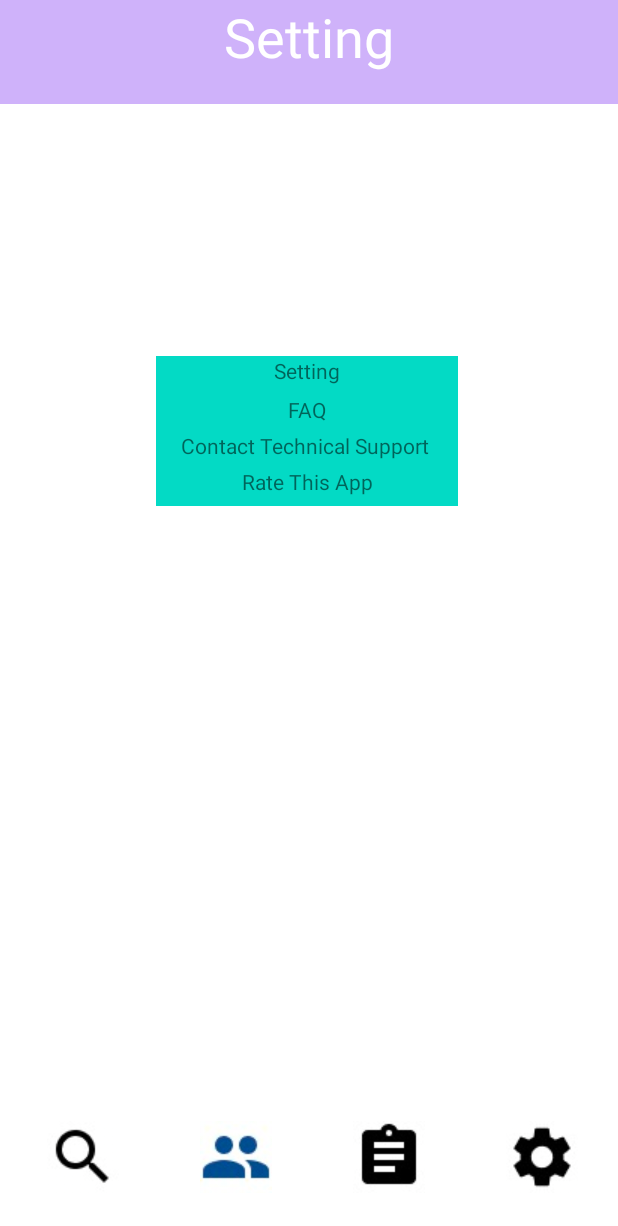
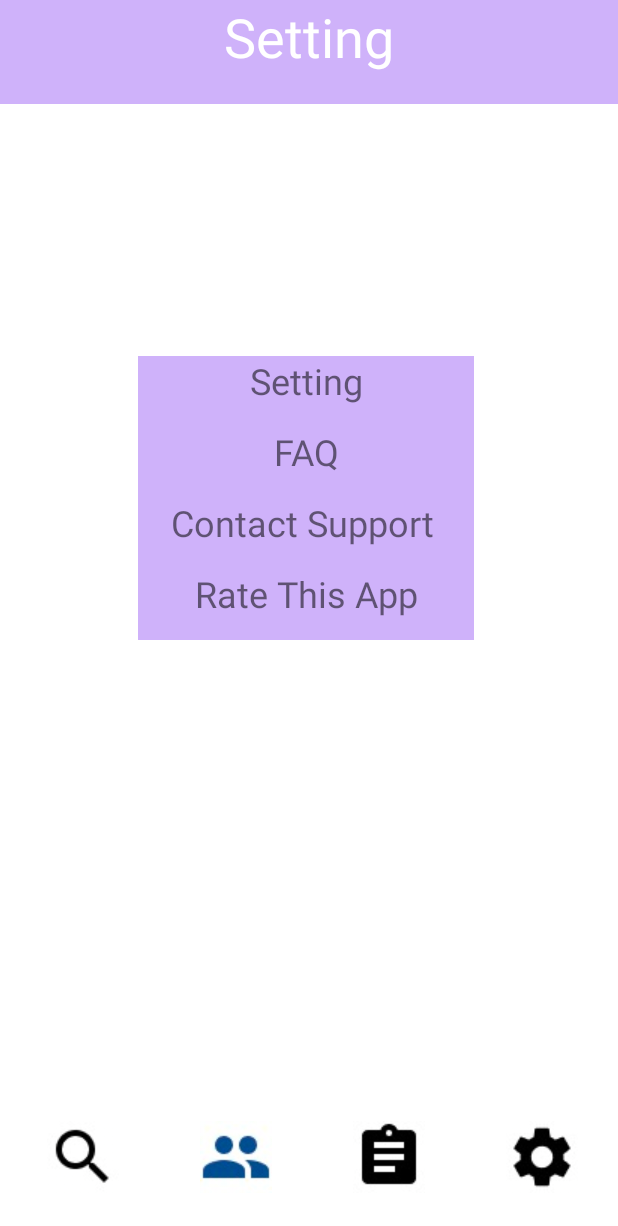
Before and after one commit to zren813/MobileDemo, an Android app: the SettingPage screen opened directly, with no data from a screen before it, on a phone screen of 412 x 824 dp. Shown: the top 1226 px of the screen. Run offline under Robolectric (Android 15) with nearby library versions, the phone set to English and light mode, and no system bars.

Commit message:
update UI

```diff
--- a/app/src/main/res/layout/activity_setting_page.xml
+++ b/app/src/main/res/layout/activity_setting_page.xml
@@ -7,37 +7,52 @@
     tools:context=".SettingPage">
 
     <TextView
+        android:id="@+id/smallSupportButton"
+        android:layout_width="224dp"
+        android:layout_height="47dp"
+        android:layout_marginStart="92dp"
+        android:background="#4D6200EE"
+        android:text="Contact Support "
+        android:textAlignment="center"
+        android:textSize="24sp"
+        app:layout_constraintStart_toStartOf="parent"
+        app:layout_constraintTop_toBottomOf="@+id/smallFAQButton" />
+
+    <TextView
+        android:id="@+id/smallSettingButton"
+        android:layout_width="224dp"
+        android:layout_height="47dp"
+        android:layout_marginStart="92dp"
+        android:layout_marginTop="168dp"
+        android:background="#4D6200EE"
+        android:onClick="onSmallSettingButton"
+        android:text="Setting"
+        android:textAlignment="center"
+        android:textSize="24sp"
+        app:layout_constraintStart_toStartOf="parent"
+        app:layout_constraintTop_toBottomOf="@+id/textView8" />
+
+    <TextView
         android:id="@+id/smallRateAppButton"
-        android:layout_width="201dp"
-        android:layout_height="26dp"
-        android:layout_marginStart="104dp"
-        android:layout_marginTop="48dp"
-        android:background="@color/teal_200"
+        android:layout_width="224dp"
+        android:layout_height="47dp"
+        android:layout_marginStart="92dp"
+        android:background="#4D6200EE"
         android:text="Rate This App"
         android:textAlignment="center"
+        android:textSize="24sp"
         app:layout_constraintStart_toStartOf="parent"
-        app:layout_constraintTop_toBottomOf="@+id/smallSettingButton" />
-
-    <TextView
-        android:id="@+id/smallSupportButton"
-        android:layout_width="201dp"
-        android:layout_height="26dp"
-        android:layout_marginStart="104dp"
-        android:layout_marginTop="24dp"
-        android:background="@color/teal_200"
-        android:text="Contact Technical Support "
-        android:textAlignment="center"
-        app:layout_constraintStart_toStartOf="parent"
-        app:layout_constraintTop_toBottomOf="@+id/smallSettingButton" />
+        app:layout_constraintTop_toBottomOf="@+id/smallSupportButton" />
 
     <TextView
         android:id="@+id/smallFAQButton"
-        android:layout_width="201dp"
-        android:layout_height="26dp"
-        android:layout_marginStart="104dp"
-        android:background="@color/teal_200"
+        android:layout_width="224dp"
+        android:layout_height="47dp"
+        android:layout_marginStart="92dp"
+        android:background="#4D6200EE"
         android:text="FAQ"
         android:textAlignment="center"
+        android:textSize="24sp"
         app:layout_constraintStart_toStartOf="parent"
         app:layout_constraintTop_toBottomOf="@+id/smallSettingButton" />
 
@@ -60,17 +75,4 @@
         app:layout_constraintStart_toStartOf="parent"
         app:layout_constraintTop_toTopOf="parent" />
 
-    <TextView
-        android:id="@+id/smallSettingButton"
-        android:layout_width="201dp"
-        android:layout_height="26dp"
-        android:layout_marginStart="104dp"
-        android:layout_marginTop="168dp"
-        android:background="@color/teal_200"
-        android:onClick="onSmallSettingButton"
-        android:text="Setting"
-        android:textAlignment="center"
-        app:layout_constraintStart_toStartOf="parent"
-        app:layout_constraintTop_toBottomOf="@+id/textView8" />
-
 </androidx.constraintlayout.widget.ConstraintLayout>
```
Also changed, not shown: app/src/main/java/com/mobiledemo/RegisterUser.java (+1 -8 lines), app/src/main/res/layout/activity_detailed_setting.xml (+10 -8 lines), app/src/main/res/layout/activity_info_page.xml (+7 -3 lines), app/src/main/res/layout/activity_register_user.xml (+6 -21 lines).
